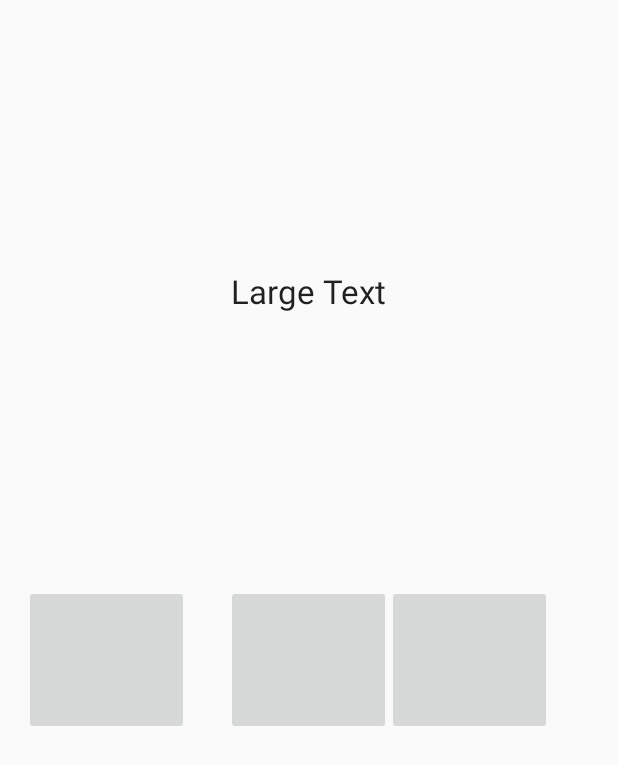
After one commit to cyfra/MyLockScreen, an Android app: the layout reading.xml on its own in the app's theme, with its tools: preview values and no code run, on a phone screen of 412 x 824 dp. The commit adds this screen. Shown: the top 765 px of the screen. Run offline under Robolectric (Android 15) with nearby library versions, the phone set to English and light mode, and no system bars.

Commit message:
Adding new type: reading exercise

```diff
--- a/app/src/main/java/com/example/michalski/mylockscreen/MainActivity.java
+++ b/app/src/main/java/com/example/michalski/mylockscreen/MainActivity.java
@@ -46,7 +46,9 @@ public class MainActivity extends AppCompatActivity {
     protected void onCreate(Bundle savedInstanceState) {
         super.onCreate(savedInstanceState);
 
-        possibleQuestions = /*new SimpleAddOrDelete()*/ new TypeText();
+        //possibleQuestions = new SimpleAddOrDelete();
+        possibleQuestions = new TypeText();
+        //possibleQuestions = new ReadingExercise();
         possibleQuestions.Init(this);
 
         makeFullScreen();
--- /dev/null
+++ b/app/src/main/java/com/example/michalski/mylockscreen/ReadingExercise.java
@@ -0,0 +1,24 @@
+package com.example.michalski.mylockscreen;
+
+import android.support.v7.app.AppCompatActivity;
+import android.widget.ImageButton;
+
+public class ReadingExercise implements PossibleQuestions {
+    Pictures pictures;
+    @Override
+    public void Init(AppCompatActivity activity) {
+        activity.setContentView(R.layout.reading);
+        pictures = new Pictures();
+    }
+
+    @Override
+    public void Execute(AppCompatActivity activity, int randomNumber, PossibleAnswers answers) {
+        ImageButton topButton = (ImageButton)activity.findViewById(R.id.imageButton);
+        ImageButton mediumButton = (ImageButton)activity.findViewById(R.id.imageButton2);
+        ImageButton bottomButton = (ImageButton)activity.findViewById(R.id.imageButton3);
+
+        topButton.setImageResource(R.drawable.domek);
+        mediumButton.setImageResource(R.drawable.pies);
+        bottomButton.setImageResource(R.drawable.rower);
+    }
+}
--- /dev/null
+++ b/app/src/main/res/layout/reading.xml
@@ -0,0 +1,71 @@
+<?xml version="1.0" encoding="utf-8"?>
+<android.support.design.widget.CoordinatorLayout xmlns:android="http://schemas.android.com/apk/res/android"
+    xmlns:app="http://schemas.android.com/apk/res-auto"
+    xmlns:tools="http://schemas.android.com/tools"
+    android:layout_width="match_parent"
+    android:layout_height="match_parent"
+    android:fitsSystemWindows="true"
+    tools:context="com.example.michalski.mylockscreen.MainActivity">
+
+    <RelativeLayout xmlns:android="http://schemas.android.com/apk/res/android"
+        xmlns:app="http://schemas.android.com/apk/res-auto"
+        xmlns:tools="http://schemas.android.com/tools"
+        android:layout_width="match_parent"
+        android:layout_height="match_parent"
+        android:paddingBottom="@dimen/activity_vertical_margin"
+        android:paddingLeft="@dimen/activity_horizontal_margin"
+        android:paddingRight="@dimen/activity_horizontal_margin"
+        android:paddingTop="@dimen/activity_vertical_margin"
+        app:layout_behavior="@string/appbar_scrolling_view_behavior"
+        tools:context="com.example.michalski.mylockscreen.MainActivity"
+        tools:showIn="@layout/activity_main">
+
+
+        <TextView
+            android:layout_width="wrap_content"
+            android:layout_height="wrap_content"
+            android:textAppearance="?android:attr/textAppearanceLarge"
+            android:text="Large Text"
+            android:id="@+id/textView"
+            android:layout_marginTop="107dp"
+            android:layout_alignParentTop="true"
+            android:layout_centerHorizontal="true" />
+
+        <ImageButton
+            android:layout_width="wrap_content"
+            android:layout_height="wrap_content"
+            android:id="@+id/imageButton"
+            android:minHeight="100dp"
+            android:minWidth="110dp"
+            android:layout_alignTop="@+id/imageButton2"
+            android:layout_alignParentStart="true"
+            android:maxHeight="100dp"
+            android:maxWidth="110dp"
+            android:scaleType="fitCenter"
+            android:contextClickable="false" />
+
+        <ImageButton
+            android:layout_width="wrap_content"
+            android:layout_height="wrap_content"
+            android:id="@+id/imageButton2"
+            android:minHeight="100dp"
+            android:minWidth="110dp"
+            android:layout_alignTop="@+id/imageButton3"
+            android:layout_centerHorizontal="true"
+            android:maxHeight="100dp"
+            android:maxWidth="110dp"
+            android:scaleType="fitCenter" />
+
+        <ImageButton
+            android:layout_width="wrap_content"
+            android:layout_height="wrap_content"
+            android:id="@+id/imageButton3"
+            android:minHeight="100dp"
+            android:minWidth="110dp"
+            android:layout_centerVertical="true"
+            android:layout_toEndOf="@+id/textView"
+            android:maxHeight="100dp"
+            android:maxWidth="110dp"
+            android:scaleType="fitCenter" />
+    </RelativeLayout>
+</android.support.design.widget.CoordinatorLayout>
```
